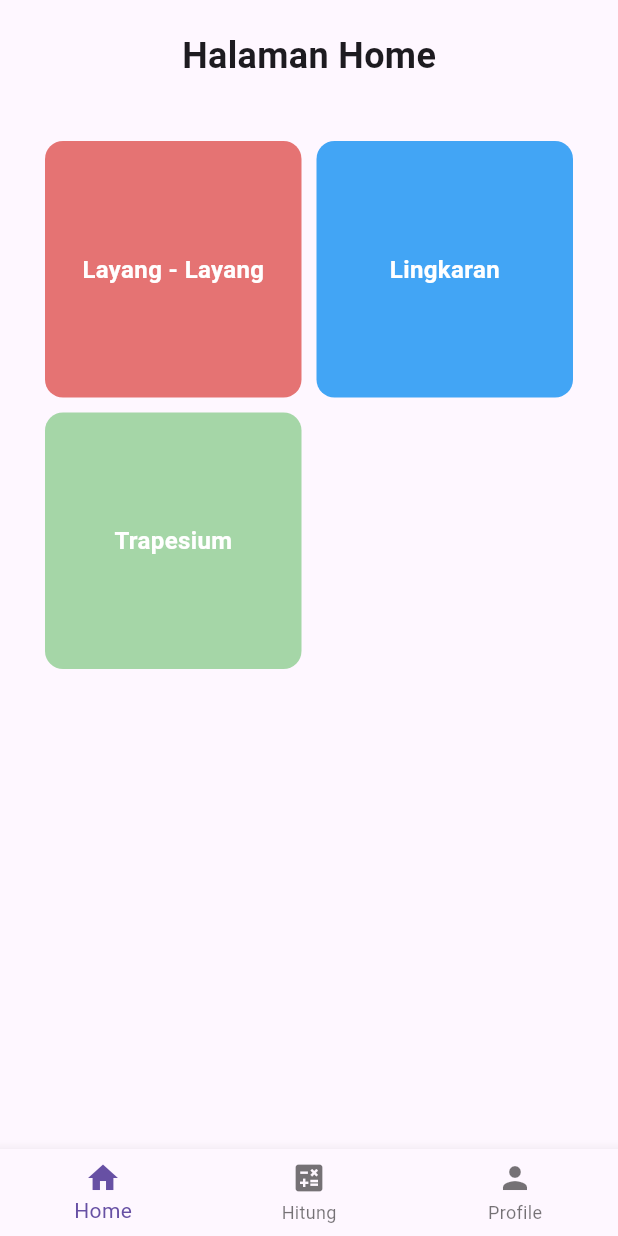
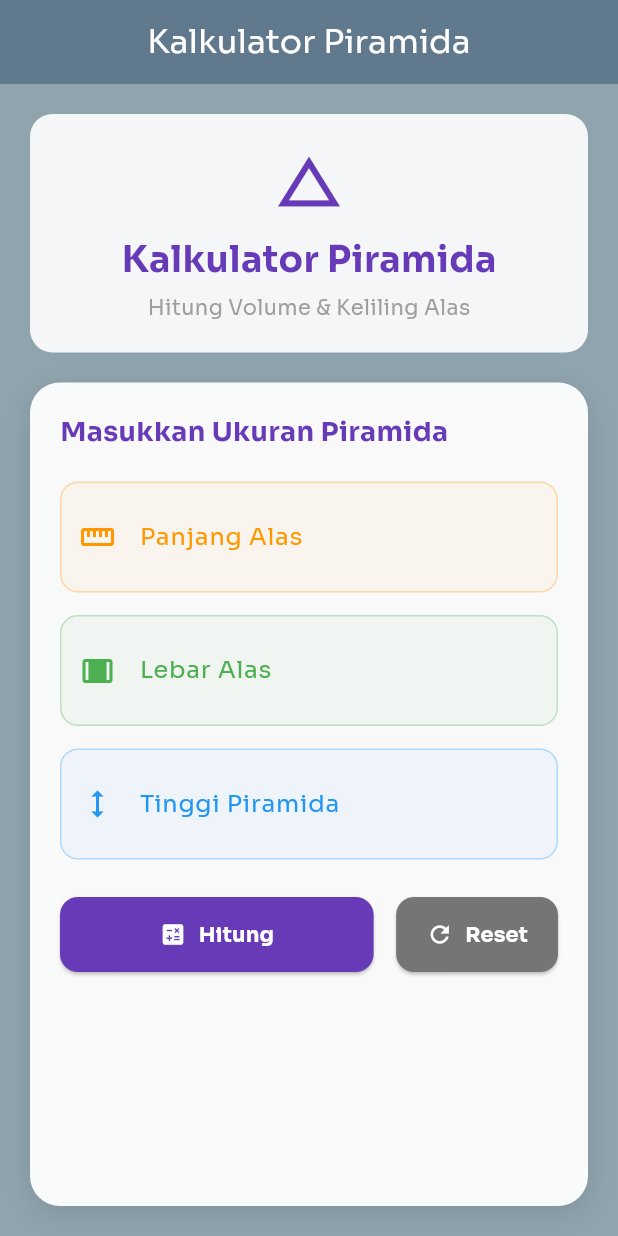
Before and after one commit to amrisabilly/tugas_teori_mobile, a Flutter app: the screen it shows after launch, on a phone screen of 412 x 824 dp. Run offline on Flutter 3.47's test engine with Material 3 defaults, Android fonts, the phone set to English and light mode, and no system bars; our stand-ins replace go_router, google_fonts.

Commit message:
piramida

```diff
--- /dev/null
+++ b/lib/features/presentation/fitur/piramida.dart
@@ -0,0 +1,372 @@
+import 'package:flutter/material.dart';
+import 'package:google_fonts/google_fonts.dart';
+
+class Piramida extends StatefulWidget {
+  const Piramida({super.key});
+
+  @override
+  State<Piramida> createState() => _PiramidaState();
+}
+
+class _PiramidaState extends State<Piramida> {
+  final _panjangController = TextEditingController();
+  final _lebarController = TextEditingController();
+  final _tinggiController = TextEditingController();
+  double _volume = 0.0;
+  double _keliling = 0.0;
+
+  @override
+  void dispose() {
+    _panjangController.dispose();
+    _lebarController.dispose();
+    _tinggiController.dispose();
+    super.dispose();
+  }
+
+  void _hitungVolume() {
+    if (_panjangController.text.isNotEmpty &&
+        _lebarController.text.isNotEmpty &&
+        _tinggiController.text.isNotEmpty) {
+      double panjang = double.tryParse(_panjangController.text) ?? 0;
+      double lebar = double.tryParse(_lebarController.text) ?? 0;
+      double tinggi = double.tryParse(_tinggiController.text) ?? 0;
+
+      if (panjang > 0 && lebar > 0 && tinggi > 0) {
+        setState(() {
+          _volume = (1 / 3) * panjang * lebar * tinggi;
+        });
+      }
+    }
+  }
+
+  void _hitungKeliling() {
+    if (_panjangController.text.isNotEmpty &&
+        _lebarController.text.isNotEmpty) {
+      double panjang = double.tryParse(_panjangController.text) ?? 0;
+      double lebar = double.tryParse(_lebarController.text) ?? 0;
+
+      if (panjang > 0 && lebar > 0) {
+        setState(() {
+          _keliling = 2 * (panjang + lebar);
+        });
+      }
+    }
+  }
+
+  void _hitungSemua() {
+    print('Tombol hitung ditekan!'); // Debug print
+    print('Panjang: ${_panjangController.text}');
+    print('Lebar: ${_lebarController.text}');
+    print('Tinggi: ${_tinggiController.text}');
+
+    _hitungVolume();
+    _hitungKeliling();
+
+    print('Volume hasil: $_volume');
+    print('Keliling hasil: $_keliling');
+  }
+
+  void _reset() {
+    setState(() {
+      _panjangController.clear();
+      _lebarController.clear();
+      _tinggiController.clear();
+      _volume = 0.0;
+      _keliling = 0.0;
+    });
+  }
+
+  @override
+  Widget build(BuildContext context) {
+    return Scaffold(
+      appBar: AppBar(
+        title: Text(
+          'Kalkulator Piramida',
+          style: GoogleFonts.sora(fontSize: 22),
+        ),
+        backgroundColor: Colors.blueGrey[500],
+        foregroundColor: Colors.white,
+        elevation: 4,
+        centerTitle: true,
+      ),
+      body: Container(
+        decoration: BoxDecoration(
+          color: Colors.blueGrey[300],
+        ),
+        child: SafeArea(
+          child: Padding(
+            padding: const EdgeInsets.all(20.0),
+            child: Column(
+              crossAxisAlignment: CrossAxisAlignment.stretch,
+              children: [
+                // Header
+                Container(
+                  padding: const EdgeInsets.all(20),
+                  decoration: BoxDecoration(
+                    color: Colors.white.withOpacity(0.9),
+                    borderRadius: BorderRadius.circular(15),
+                  ),
+                  child: Column(
+                    children: [
+                      const Icon(
+                        Icons.change_history,
+                        size: 50,
+                        color: Colors.deepPurple,
+                      ),
+                      const SizedBox(height: 10),
+                      Text(
+                        'Kalkulator Piramida',
+                        style: GoogleFonts.sora(
+                          fontSize: 24,
+                          fontWeight: FontWeight.bold,
+                          color: Colors.deepPurple,
+                        ),
+                      ),
+                      const SizedBox(height: 5),
+                      Text(
+                        'Hitung Volume & Keliling Alas',
+                        style: GoogleFonts.sora(fontSize: 14, color: Colors.grey),
+                      ),
+                    ],
+                  ),
+                ),
+
+                const SizedBox(height: 20),
+
+                // Input Fields
+                Expanded(
+                  child: Container(
+                    padding: const EdgeInsets.all(20),
+                    decoration: BoxDecoration(
+                      color: Colors.white.withOpacity(0.95),
+                      borderRadius: BorderRadius.circular(20),
+                      boxShadow: [
+                        BoxShadow(
+                          color: Colors.black.withOpacity(0.1),
+                          blurRadius: 15,
+                          offset: const Offset(0, 5),
+                        ),
+                      ],
+                    ),
+                    child: SingleChildScrollView(
+                      child: Column(
+                        crossAxisAlignment: CrossAxisAlignment.stretch,
+                        children: [
+                          Text(
+                            'Masukkan Ukuran Piramida',
+                            style: GoogleFonts.sora(
+                              fontSize: 18,
+                              fontWeight: FontWeight.bold,
+                              color: Colors.deepPurple,
+                            ),
+                          ),
+                          const SizedBox(height: 20),
+
+                          // Input Panjang
+                          _buildInputField(
+                            controller: _panjangController,
+                            label: 'Panjang Alas',
+                            icon: Icons.straighten,
+                            color: Colors.orange,
+                          ),
+                          const SizedBox(height: 15),
+
+                          // Input Lebar
+                          _buildInputField(
+                            controller: _lebarController,
+                            label: 'Lebar Alas',
+                            icon: Icons.width_wide,
+                            color: Colors.green,
+                          ),
+                          const SizedBox(height: 15),
+
+                          // Input Tinggi
+                          _buildInputField(
+                            controller: _tinggiController,
+                            label: 'Tinggi Piramida',
+                            icon: Icons.height,
+                            color: Colors.blue,
+                          ),
+                          const SizedBox(height: 25),
+
+                          // Buttons
+                          Row(
+                            children: [
+                              Expanded(
+                                child: ElevatedButton.icon(
+                                  onPressed: _hitungSemua,
+                                  icon: const Icon(
+                                    Icons.calculate,
+                                    color: Colors.white,
+                                  ),
+                                  label: Text(
+                                    'Hitung',
+                                    style: GoogleFonts.sora(
+                                      color: Colors.white,
+                                      fontWeight: FontWeight.bold,
+                                    ),
+                                  ),
+                                  style: ElevatedButton.styleFrom(
+                                    backgroundColor: Colors.deepPurple,
+                                    padding: const EdgeInsets.symmetric(
+                                      vertical: 15,
+                                    ),
+                                    shape: RoundedRectangleBorder(
+                                      borderRadius: BorderRadius.circular(12),
+                                    ),
+                                  ),
+                                ),
+                              ),
+                              const SizedBox(width: 15),
+                              ElevatedButton.icon(
+                                onPressed: _reset,
+                                icon: const Icon(
+                                  Icons.refresh,
+                                  color: Colors.white,
+                                ),
+                                label: Text(
+                                  'Reset',
+                                  style: GoogleFonts.sora(
+                                    color: Colors.white,
+                                    fontWeight: FontWeight.bold,
+                                  ),
+                                ),
+                                style: ElevatedButton.styleFrom(
+                                  backgroundColor: Colors.grey[600],
+                                  padding: const EdgeInsets.symmetric(
+                                    vertical: 15,
+                                    horizontal: 20,
+                                  ),
+                                  shape: RoundedRectangleBorder(
+                                    borderRadius: BorderRadius.circular(12),
+                                  ),
+                                ),
+                              ),
+                            ],
+                          ),
+                          const SizedBox(height: 25),
+
+                          // Results
+                          if (_volume > 0 || _keliling > 0) ...[
+                            Text(
+                              'Hasil Perhitungan',
+                              style: GoogleFonts.sora(
+                                fontSize: 18,
+                                fontWeight: FontWeight.bold,
+                                color: Colors.deepPurple,
+                              ),
+                            ),
+                            const SizedBox(height: 15),
+
+                            // Volume Result
+                            _buildResultCard(
+                              title: 'Volume Piramida',
+                              value: _volume.toStringAsFixed(2),
+                              unit: 'satuan³',
+                              icon: Icons.inventory,
+                              color: Colors.orange,
+                            ),
+                            const SizedBox(height: 15),
+
+                            // Keliling Result
+                            _buildResultCard(
+                              title: 'Keliling Alas',
+                              value: _keliling.toStringAsFixed(2),
+                              unit: 'satuan',
+                              icon: Icons.crop_square,
+                              color: Colors.green,
+                            ),
+                          ],
+                        ],
+                      ),
+                    ),
+                  ),
+                ),
+              ],
+            ),
+          ),
+        ),
+      ),
+    );
+  }
+
+  Widget _buildInputField({
+    required TextEditingController controller,
+    required String label,
+    required IconData icon,
+    required Color color,
+  }) {
+    return Container(
+      decoration: BoxDecoration(
+        borderRadius: BorderRadius.circular(12),
+        border: Border.all(color: color.withOpacity(0.3)),
+        color: color.withOpacity(0.05),
+      ),
+      child: TextField(
+        controller: controller,
+        keyboardType: const TextInputType.numberWithOptions(decimal: true),
+        decoration: InputDecoration(
+          labelText: label,
+          prefixIcon: Icon(icon, color: color),
+          border: InputBorder.none,
+          contentPadding: const EdgeInsets.all(16),
+          labelStyle: GoogleFonts.sora(color: color),
+        ),
+      ),
+    );
+  }
+
+  Widget _buildResultCard({
+    required String title,
+    required String value,
+    required String unit,
+    required IconData icon,
+    required Color color,
+  }) {
+    return Container(
+      padding: const EdgeInsets.all(16),
+      decoration: BoxDecoration(
+        color: color.withOpacity(0.1),
+        borderRadius: BorderRadius.circular(12),
+        border: Border.all(color: color.withOpacity(0.3)),
+      ),
+      child: Row(
+        children: [
+          Container(
+            padding: const EdgeInsets.all(8),
+            decoration: BoxDecoration(
+              color: color,
+              borderRadius: BorderRadius.circular(8),
+            ),
+            child: Icon(icon, color: Colors.white, size: 24),
+          ),
+          const SizedBox(width: 15),
+          Expanded(
+            child: Column(
+              crossAxisAlignment: CrossAxisAlignment.start,
+              children: [
+                Text(
+                  title,
+                  style: GoogleFonts.sora(
+                    fontSize: 14,
+                    color: Colors.grey[600],
+                    fontWeight: FontWeight.w500,
+                  ),
+                ),
+                const SizedBox(height: 5),
+                Text(
+                  '$value $unit',
+                  style: GoogleFonts.sora(
+                    fontSize: 18,
+                    fontWeight: FontWeight.bold,
+                    color: color,
+                  ),
+                ),
+              ],
+            ),
+          ),
+        ],
+      ),
+    );
+  }
+}
--- a/lib/routes/main_route.dart
+++ b/lib/routes/main_route.dart
@@ -2,11 +2,14 @@ import 'package:flutter/material.dart';
 import 'package:flutter_application_3/features/landing/landing_screen.dart';
 import 'package:flutter_application_3/features/presentation/home/home_screen.dart';
 import 'package:go_router/go_router.dart';
+import 'package:flutter_application_3/features/presentation/fitur/piramida.dart';
 
 final GoRouter router = GoRouter(
-  initialLocation: '/home',
+  initialLocation: '/piramida',
   routes: [
     GoRoute(path: '/home', builder: (context, state) => const HomePage()),
+    GoRoute(path: '/piramida', builder: (context, state) => const Piramida()),
+
     // GoRoute(path: '/beranda', builder: (context, state) => const BerandaPage()),
   ],
 );
--- a/pubspec.yaml
+++ b/pubspec.yaml
@@ -62,8 +62,8 @@ flutter:
   uses-material-design: true
 
   # To add assets to your application, add an assets section, like this:
-  assets:
-    - assets/images/
+  # assets:
+  #   - assets/images/
 
   # An image asset can refer to one or more resolution-specific "variants", see
   # https://flutter.dev/to/resolution-aware-images
```
Also changed, not shown: pubspec.lock.
